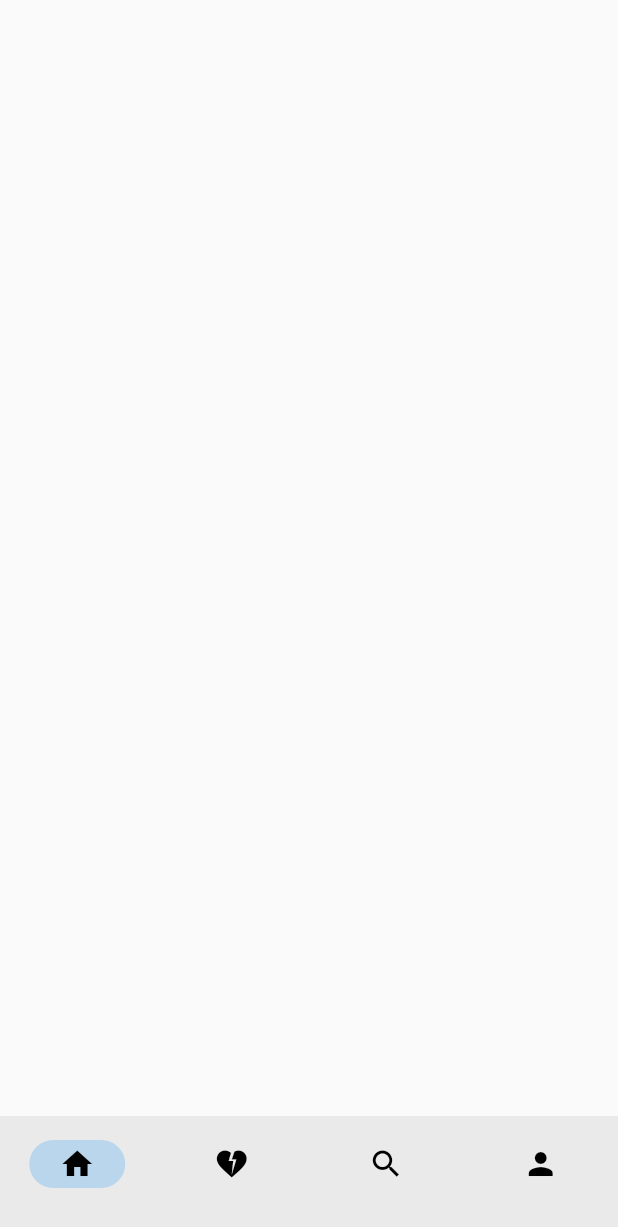
After one commit to LinkedLik/UTS-MOBILE-PROGRAMMING-KEL-2, a Flutter app: the Home screen opened directly, on a phone screen of 412 x 824 dp. The commit adds this screen. Shown: the top 1227 px of the screen. Run offline on Flutter 3.47's test engine with Material 2 defaults, Android fonts, the phone set to English and light mode, and no system bars.

Commit message:
Sudah ada Menu Navigasi

```diff
--- a/lib/Read/home.dart
+++ b/lib/Read/home.dart
@@ -1,4 +1,5 @@
 import 'package:flutter/material.dart';
+import 'package:majalah_uts/navigasi.dart';
 
 class Home extends StatefulWidget {
   const Home({super.key});
@@ -10,6 +11,6 @@ class Home extends StatefulWidget {
 class _HomeState extends State<Home> {
   @override
   Widget build(BuildContext context) {
-    return const Placeholder();
+    return Scaffold(body: Navigasi());
   }
 }
--- /dev/null
+++ b/lib/navigasi.dart
@@ -0,0 +1,31 @@
+import 'package:flutter/material.dart';
+
+class Navigasi extends StatefulWidget {
+  const Navigasi({super.key});
+
+  @override
+  State<Navigasi> createState() => _NavigasiState();
+}
+
+class _NavigasiState extends State<Navigasi> {
+  int indexDipilih = 0;
+
+  @override
+  Widget build(BuildContext context) {
+    return Scaffold(
+      bottomNavigationBar: NavigationBar(
+        onDestinationSelected: (int index) {
+          setState(() {
+            indexDipilih = index;
+          });
+        },
+        destinations: const <Widget>[
+          NavigationDestination(icon: Icon(Icons.home), label: ""),
+          NavigationDestination(icon: Icon(Icons.heart_broken), label: ""),
+          NavigationDestination(icon: Icon(Icons.search), label: ""),
+          NavigationDestination(icon: Icon(Icons.person), label: "")
+        ],
+      ),
+    );
+  }
+}
```
Also changed, not shown: lib/Sign/sign_in.dart (+45 -4 lines), lib/Sign/sign_up.dart (+55 -5 lines).
